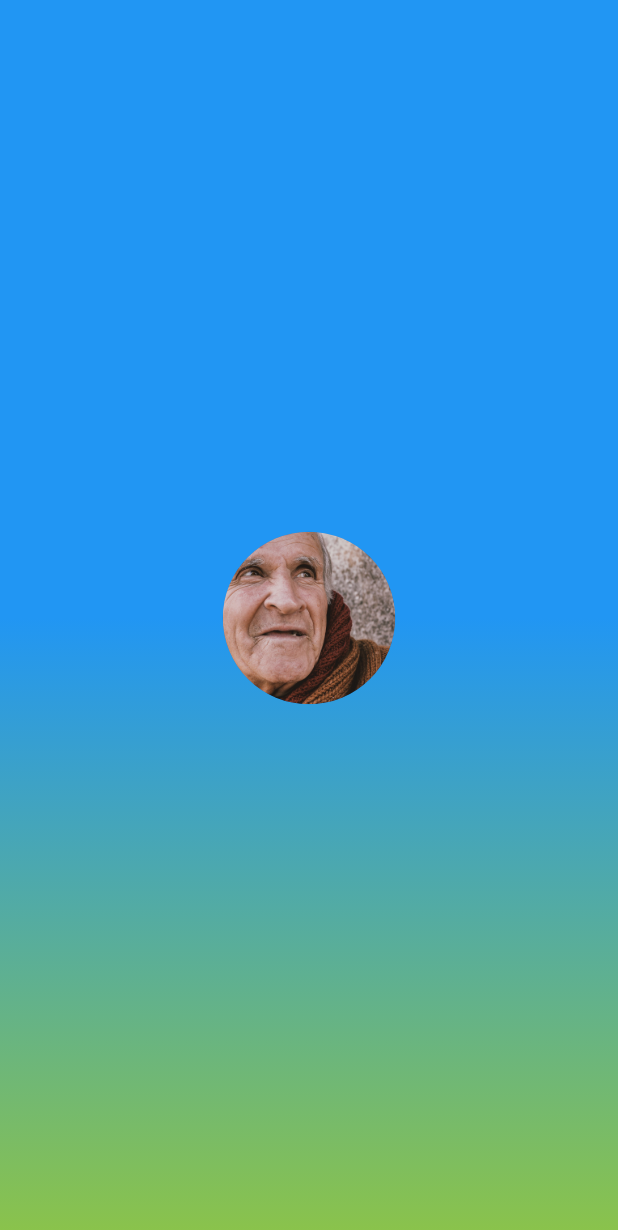
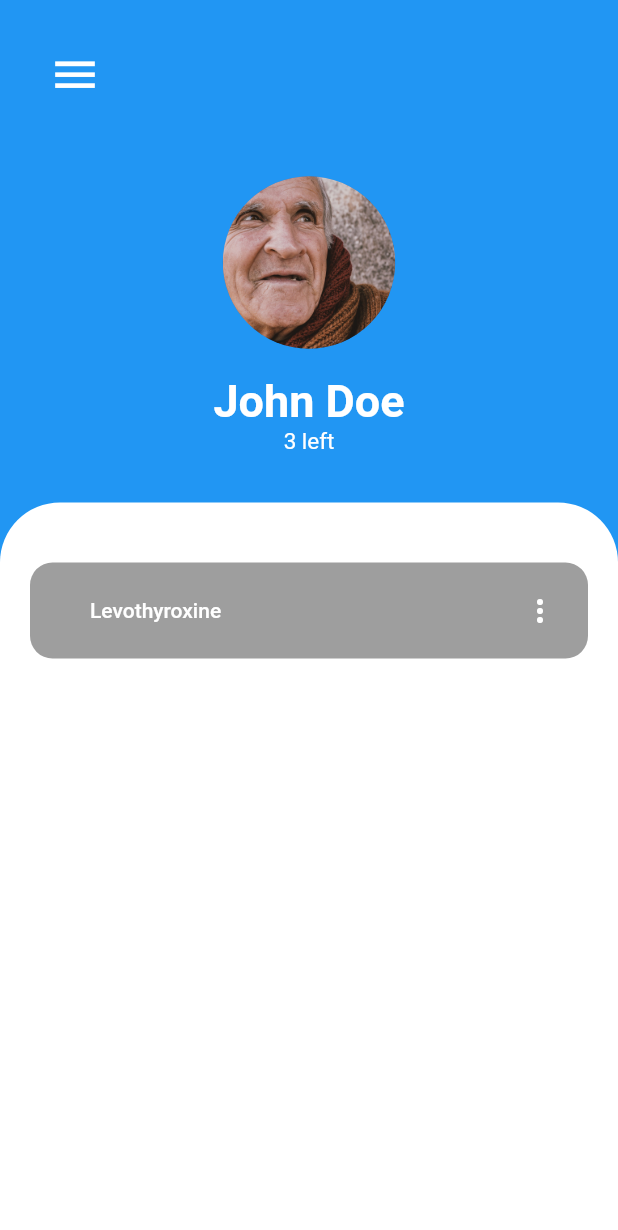
Before and after one commit to BBBmau/simpillz, a Flutter app: the DashboardPage screen opened directly, on a phone screen of 412 x 824 dp. Shown: the top 1230 px of the screen. Run offline on Flutter 3.47's test engine with Material 2 defaults, Android fonts, the phone set to English and light mode, and no system bars; our stand-ins replace flutter_svg, get_storage, splashscreen; missing offline and left inert: motor_flutter; accounts and stored records are empty.

Commit message:
Add dashboard design - card widget, name, dosage and scrollable container

```diff
--- a/lib/pages/dashboard_page.dart
+++ b/lib/pages/dashboard_page.dart
@@ -1,4 +1,5 @@
 import 'package:flutter/material.dart';
+import 'package:flutter_svg/svg.dart';
 
 class DashboardPage extends StatefulWidget {
   const DashboardPage({super.key});
@@ -11,10 +12,21 @@ class _DashboardPageState extends State<DashboardPage> {
   @override
   Widget build(BuildContext context) {
     return Scaffold(
+      appBar: AppBar(
+        leading: const Icon(
+          Icons.menu,
+          color: Colors.white,
+          size: 35,
+        ),
+        shadowColor: Colors.transparent,
+        leadingWidth: 100,
+        toolbarHeight: 100,
+      ),
       body: SafeArea(
         child: Center(
           child: Stack(
             children: [
+              // background gradient
               Container(
                 decoration: const BoxDecoration(
                   gradient: LinearGradient(
@@ -27,14 +39,83 @@ class _DashboardPageState extends State<DashboardPage> {
                   ),
                 ),
               ),
-              const Center(
-                child: SizedBox(
-                  height: 115,
-                  width: 115,
-                  child: CircleAvatar(
-                    backgroundImage: AssetImage("assets/images/old_man.jpeg"),
+              // Profile image column
+              Column(
+                children: [
+                  const SizedBox(
+                    height: 150,
+                    child: Center(
+                      child: SizedBox(
+                        height: 115,
+                        width: 115,
+                        child: CircleAvatar(
+                          backgroundImage:
+                              AssetImage("assets/images/old_man.jpeg"),
+                        ),
+                      ),
+                    ),
                   ),
-                ),
+                  const Text(
+                    "John Doe",
+                    style: TextStyle(
+                        fontSize: 30,
+                        color: Colors.white,
+                        fontWeight: FontWeight.bold),
+                  ),
+                  const Text(
+                    "3 left",
+                    style: TextStyle(
+                      fontSize: 15,
+                      color: Colors.white,
+                    ),
+                  ),
+                  const Padding(
+                    padding: EdgeInsets.all(16.0),
+                  ),
+                  Expanded(
+                    child: Container(
+                        decoration: const BoxDecoration(
+                          color: Colors.white,
+                          borderRadius: BorderRadius.only(
+                            topRight: Radius.circular(40.0),
+                            topLeft: Radius.circular(40.0),
+                          ),
+                        ),
+                        child: Column(
+                          mainAxisAlignment: MainAxisAlignment.start,
+                          crossAxisAlignment: CrossAxisAlignment.stretch,
+                          children: <Widget>[
+                            Padding(
+                              padding: const EdgeInsets.symmetric(
+                                  horizontal: 20, vertical: 40),
+                              child: TextButton(
+                                style: TextButton.styleFrom(
+                                  padding: const EdgeInsets.all(20),
+                                  shape: RoundedRectangleBorder(
+                                      borderRadius: BorderRadius.circular(15)),
+                                  backgroundColor: Colors.grey,
+                                ),
+                                onPressed: (() => {}),
+                                child: Row(
+                                  children: const [
+                                    SizedBox(width: 20),
+                                    Expanded(
+                                        child: Text(
+                                      "Levothyroxine",
+                                      style: TextStyle(color: Colors.white),
+                                    )),
+                                    Icon(
+                                      Icons.more_vert,
+                                      color: Colors.white,
+                                    ),
+                                  ],
+                                ),
+                              ),
+                            ),
+                          ],
+                        )),
+                  ),
+                ],
               ),
             ],
           ),
```
